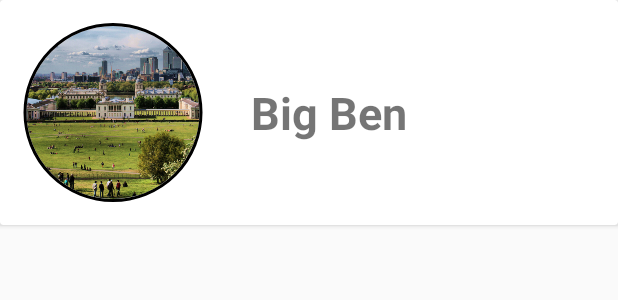
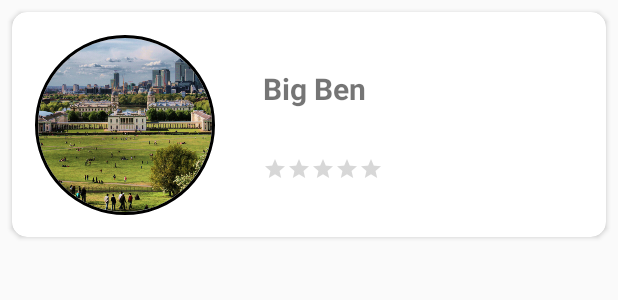
Before and after one commit to tiptileanu/LondonGuide, an Android app: the layout poi_item.xml on its own in the app's theme, with its tools: preview values and no code run, on a phone screen of 412 x 824 dp. Shown: the top 300 px of the screen. Run offline under Robolectric (Android 15) with nearby library versions, the phone set to English and light mode, and no system bars.

Commit message:
before clickOn RecyclerView

```diff
--- a/app/src/main/AndroidManifest.xml
+++ b/app/src/main/AndroidManifest.xml
@@ -9,7 +9,8 @@
         android:roundIcon="@mipmap/ic_launcher_round"
         android:supportsRtl="true"
         android:theme="@style/AppTheme">
-        <activity android:name=".PoiList"></activity>
+        <activity android:name=".InfoPoiActivity"></activity>
+        <activity android:name=".PoiList" />
         <activity android:name=".PoiDetailsActivity" />
         <activity android:name=".ImagePickerActivity" />
         <activity android:name=".MainActivity">
--- a/app/src/main/java/mic/alliwanna/be/londonguide/PoiList.java
+++ b/app/src/main/java/mic/alliwanna/be/londonguide/PoiList.java
@@ -31,6 +31,7 @@ public class PoiList extends AppCompatActivity {
         dbRef= FirebaseDatabase.getInstance().getReference("Attraction");
         manager=new LinearLayoutManager(PoiList.this);
         rv.setLayoutManager(manager);
+        dbRef.addListenerForSingleValueEvent(listener);
     }
 
     ValueEventListener listener = new ValueEventListener() {
--- a/app/src/main/res/layout/poi_item.xml
+++ b/app/src/main/res/layout/poi_item.xml
@@ -1,12 +1,15 @@
 <?xml version="1.0" encoding="utf-8"?>
-<android.support.v7.widget.CardView
-    xmlns:android="http://schemas.android.com/apk/res/android"
+<android.support.v7.widget.CardView xmlns:android="http://schemas.android.com/apk/res/android"
+    xmlns:app="http://schemas.android.com/apk/res-auto"
     android:layout_width="match_parent"
-    android:layout_height="150dp">
+    android:layout_height="150dp"
+    android:layout_margin="8dp"
+    app:cardCornerRadius="10dp">
 
-    <RelativeLayout
+    <LinearLayout
         android:layout_width="match_parent"
-        android:layout_height="150dp">
+        android:layout_height="150dp"
+        android:orientation="horizontal">
 
         <de.hdodenhof.circleimageview.CircleImageView xmlns:app="http://schemas.android.com/apk/res-auto"
             android:id="@+id/iv_image"
@@ -22,16 +25,37 @@
             app:civ_border_color="#FF000000"
             app:civ_border_width="2dp" />
 
-        <TextView
-            android:id="@+id/tv_name"
+        <LinearLayout
             android:layout_width="wrap_content"
             android:layout_height="wrap_content"
-            android:layout_centerVertical="true"
-            android:layout_toRightOf="@id/iv_image"
+            android:orientation="vertical"
             android:paddingLeft="32dp"
-            android:text="Big Ben"
-            android:textSize="30sp"
-            android:textStyle="bold" />
-    </RelativeLayout>
+            android:layout_gravity="center_vertical">
+
+            <TextView
+                android:id="@+id/tv_name"
+                android:layout_width="wrap_content"
+                android:layout_height="wrap_content"
+                android:layout_centerVertical="true"
+                android:layout_toRightOf="@id/iv_image"
+                android:text="Big Ben"
+                android:textSize="20sp"
+                android:textStyle="bold" />
+
+            <RatingBar
+                android:id="@+id/rating_bar_list"
+                style="?android:attr/ratingBarStyleSmall"
+                android:layout_width="wrap_content"
+                android:layout_height="wrap_content"
+                android:layout_marginTop="32dp"
+                android:numStars="5"
+                android:rating="0"
+                android:stepSize="0.5"
+                android:tooltipText="Rate this point of interest" />
+
+        </LinearLayout>
+
+
+    </LinearLayout>
 
 </android.support.v7.widget.CardView>
```
Also changed, not shown: app/src/main/java/mic/alliwanna/be/londonguide/ImagePickerActivity.java (+7 -2 lines), app/src/main/java/mic/alliwanna/be/londonguide/InfoPoiActivity.java (added, +13 -0 lines), app/src/main/res/layout/activity_info_poi.xml (added, +91 -0 lines), app/src/main/res/values/dimens.xml (added, +9 -0 lines), app/src/main/res/values/styles.xml (+25 -0 lines), app/src/main/res/drawable-v24/ic_add_shopping_cart_black_48dp.png (added), app/src/main/res/drawable-v24/ic_alarm_on_black_48dp.png (added), app/src/main/res/drawable-v24/ic_explore_black_48dp.png (added), app/src/main/res/drawable-v24/ic_http_black_48dp.png (added).
